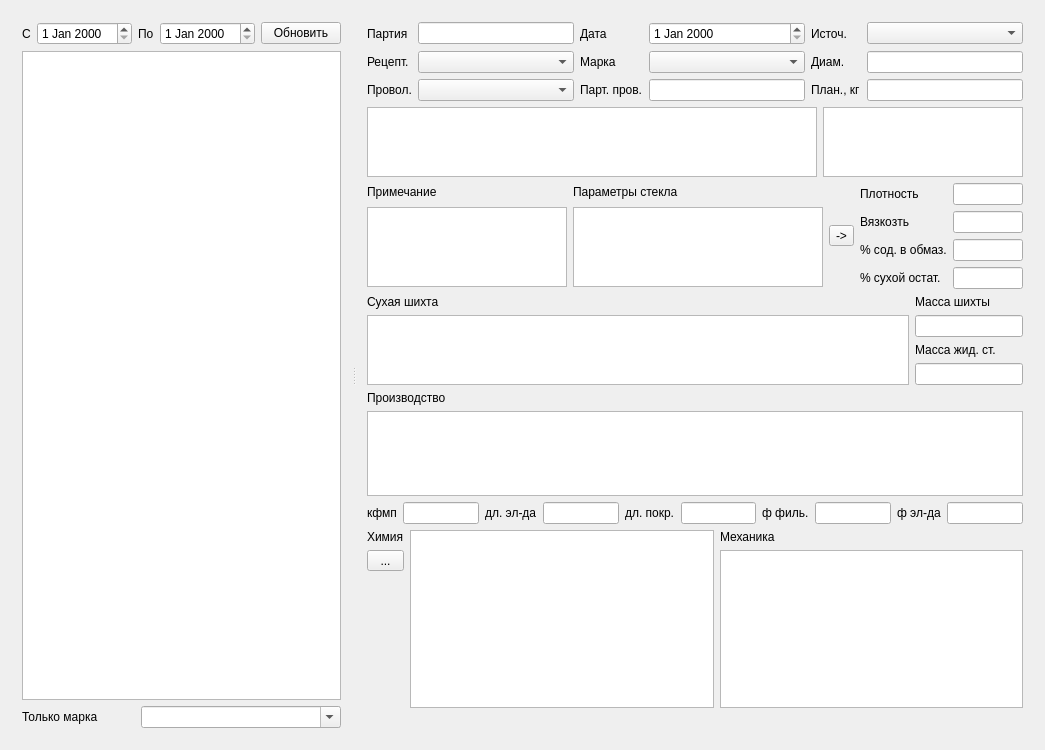
Qt form mainwidget.ui (Sergeyego/el_part) before a commit.
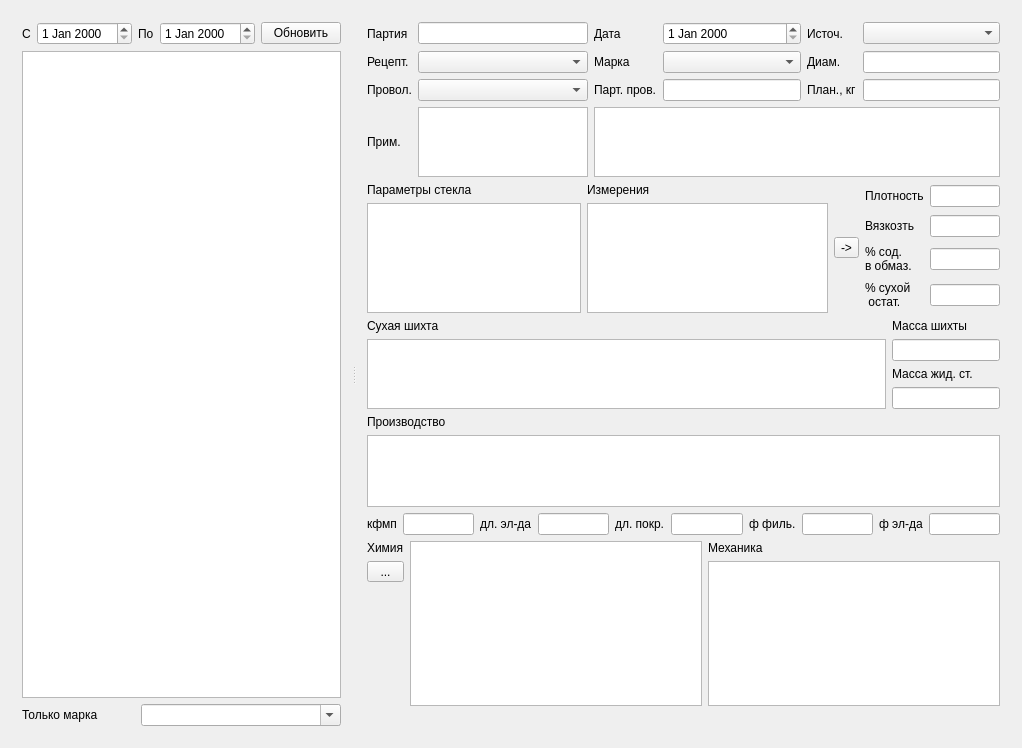
The same form after that commit. Custom widgets are drawn as their Qt base class.

Diff of the .ui file:
```diff
--- a/mainwidget.ui
+++ b/mainwidget.ui
@@ -6,8 +6,8 @@
    <rect>
     <x>0</x>
     <y>0</y>
-    <width>1024</width>
-    <height>750</height>
+    <width>1022</width>
+    <height>748</height>
    </rect>
   </property>
   <property name="windowTitle">
@@ -106,7 +106,14 @@
           </widget>
          </item>
          <item row="0" column="1">
-          <widget class="QLineEdit" name="lineEditPart"/>
+          <widget class="QLineEdit" name="lineEditPart">
+           <property name="maximumSize">
+            <size>
+             <width>170</width>
+             <height>16777215</height>
+            </size>
+           </property>
+          </widget>
          </item>
          <item row="0" column="2" colspan="2">
           <widget class="QLabel" name="label_9">
@@ -125,12 +132,15 @@
            </property>
           </widget>
          </item>
-         <item row="0" column="6">
-          <widget class="QComboBox" name="comboBoxSrc"/>
-         </item>
          <item row="1" column="4">
           <widget class="QComboBox" name="comboBoxMark"/>
          </item>
+         <item row="0" column="6">
+          <widget class="QComboBox" name="comboBoxSrc"/>
+         </item>
+         <item row="1" column="6">
+          <widget class="QLineEdit" name="lineEditDiam"/>
+         </item>
          <item row="1" column="0">
           <widget class="QLabel" name="label_4">
            <property name="text">
@@ -138,16 +148,6 @@
            </property>
           </widget>
          </item>
-         <item row="1" column="6">
-          <widget class="QLineEdit" name="lineEditDiam"/>
-         </item>
-         <item row="1" column="5">
-          <widget class="QLabel" name="label_6">
-           <property name="text">
-            <string>Диам.</string>
-           </property>
-          </widget>
-         </item>
          <item row="1" column="1">
           <widget class="QComboBox" name="comboBoxRcp">
            <property name="minimumSize">
@@ -156,6 +156,29 @@
              <height>0</height>
             </size>
            </property>
+           <property name="maximumSize">
+            <size>
+             <width>170</width>
+             <height>16777215</height>
+            </size>
+           </property>
+          </widget>
+         </item>
+         <item row="1" column="5">
+          <widget class="QLabel" name="label_6">
+           <property name="text">
+            <string>Диам.</string>
+           </property>
+          </widget>
+         </item>
+         <item row="2" column="1">
+          <widget class="QComboBox" name="comboBoxProv">
+           <property name="maximumSize">
+            <size>
+             <width>170</width>
+             <height>16777215</height>
+            </size>
+           </property>
           </widget>
          </item>
          <item row="1" column="2" colspan="2">
@@ -165,8 +188,8 @@
            </property>
           </widget>
          </item>
-         <item row="2" column="1">
-          <widget class="QComboBox" name="comboBoxProv"/>
+         <item row="2" column="6">
+          <widget class="QLineEdit" name="lineEditKvo"/>
          </item>
          <item row="2" column="0">
           <widget class="QLabel" name="label_10">
@@ -182,8 +205,8 @@
            </property>
           </widget>
          </item>
-         <item row="2" column="6">
-          <widget class="QLineEdit" name="lineEditKvo"/>
+         <item row="2" column="4">
+          <widget class="QLineEdit" name="lineEditPartProv"/>
          </item>
          <item row="2" column="2" colspan="2">
           <widget class="QLabel" name="label_28">
@@ -192,21 +215,37 @@
            </property>
           </widget>
          </item>
-         <item row="2" column="4">
-          <widget class="QLineEdit" name="lineEditPartProv"/>
+         <item row="3" column="0">
+          <widget class="QLabel" name="label_12">
+           <property name="sizePolicy">
+            <sizepolicy hsizetype="Preferred" vsizetype="Maximum">
+             <horstretch>0</horstretch>
+             <verstretch>0</verstretch>
+            </sizepolicy>
+           </property>
+           <property name="text">
+            <string>Прим.</string>
+           </property>
+          </widget>
          </item>
-        </layout>
-       </item>
-       <item>
-        <layout class="QHBoxLayout" name="horizontalLayout_6">
-         <item>
+         <item row="3" column="1">
+          <widget class="QPlainTextEdit" name="plainTextEdit">
+           <property name="sizePolicy">
+            <sizepolicy hsizetype="Preferred" vsizetype="Expanding">
+             <horstretch>0</horstretch>
+             <verstretch>0</verstretch>
+            </sizepolicy>
+           </property>
+           <property name="maximumSize">
+            <size>
+             <width>170</width>
+             <height>80</height>
+            </size>
+           </property>
+          </widget>
+         </item>
+         <item row="3" column="2" colspan="5">
           <widget class="DbViewer" name="tableViewGlass">
-           <property name="minimumSize">
-            <size>
-             <width>450</width>
-             <height>0</height>
-            </size>
-           </property>
            <property name="maximumSize">
             <size>
              <width>16777215</width>
@@ -215,20 +254,6 @@
            </property>
           </widget>
          </item>
-         <item>
-          <layout class="QVBoxLayout" name="verticalLayout_4">
-           <item>
-            <widget class="QTableView" name="tableViewGlassCont">
-             <property name="maximumSize">
-              <size>
-               <width>16777215</width>
-               <height>80</height>
-              </size>
-             </property>
-            </widget>
-           </item>
-          </layout>
-         </item>
         </layout>
        </item>
        <item>
@@ -236,45 +261,6 @@
          <item>
           <layout class="QVBoxLayout" name="verticalLayout_3">
            <item>
-            <widget class="QLabel" name="label_12">
-             <property name="sizePolicy">
-              <sizepolicy hsizetype="Preferred" vsizetype="Maximum">
-               <horstretch>0</horstretch>
-               <verstretch>0</verstretch>
-              </sizepolicy>
-             </property>
-             <property name="text">
-              <string>Примечание</string>
-             </property>
-            </widget>
-           </item>
-           <item>
-            <widget class="QPlainTextEdit" name="plainTextEdit">
-             <property name="sizePolicy">
-              <sizepolicy hsizetype="Preferred" vsizetype="Expanding">
-               <horstretch>0</horstretch>
-               <verstretch>0</verstretch>
-              </sizepolicy>
-             </property>
-             <property name="minimumSize">
-              <size>
-               <width>200</width>
-               <height>0</height>
-              </size>
-             </property>
-             <property name="maximumSize">
-              <size>
-               <width>150</width>
-               <height>80</height>
-              </size>
-             </property>
-            </widget>
-           </item>
-          </layout>
-         </item>
-         <item>
-          <layout class="QVBoxLayout" name="verticalLayout_2">
-           <item>
             <widget class="QLabel" name="label_14">
              <property name="sizePolicy">
               <sizepolicy hsizetype="Preferred" vsizetype="Maximum">
@@ -282,13 +268,64 @@
                <verstretch>0</verstretch>
               </sizepolicy>
              </property>
+             <property name="font">
+              <font>
+               <pointsize>9</pointsize>
+              </font>
+             </property>
              <property name="text">
               <string>Параметры стекла</string>
              </property>
             </widget>
            </item>
            <item>
-            <widget class="QTableView" name="tableViewGlassPar">
+            <widget class="DbViewer" name="tableViewGlassCont">
+             <property name="minimumSize">
+              <size>
+               <width>0</width>
+               <height>110</height>
+              </size>
+             </property>
+             <property name="maximumSize">
+              <size>
+               <width>230</width>
+               <height>110</height>
+              </size>
+             </property>
+             <property name="font">
+              <font>
+               <pointsize>9</pointsize>
+              </font>
+             </property>
+             <attribute name="verticalHeaderVisible">
+              <bool>false</bool>
+             </attribute>
+            </widget>
+           </item>
+          </layout>
+         </item>
+         <item>
+          <layout class="QVBoxLayout" name="verticalLayout_2">
+           <item>
+            <widget class="QLabel" name="label_13">
+             <property name="sizePolicy">
+              <sizepolicy hsizetype="Preferred" vsizetype="Maximum">
+               <horstretch>0</horstretch>
+               <verstretch>0</verstretch>
+              </sizepolicy>
+             </property>
+             <property name="font">
+              <font>
+               <pointsize>9</pointsize>
+              </font>
+             </property>
+             <property name="text">
+              <string>Измерения</string>
+             </property>
+            </widget>
+           </item>
+           <item>
+            <widget class="DbViewer" name="tableViewGlassPar">
              <property name="sizePolicy">
               <sizepolicy hsizetype="Preferred" vsizetype="Expanding">
                <horstretch>0</horstretch>
@@ -297,16 +334,24 @@
              </property>
              <property name="minimumSize">
               <size>
-               <width>250</width>
-               <height>0</height>
+               <width>0</width>
+               <height>110</height>
               </size>
              </property>
              <property name="maximumSize">
               <size>
                <width>16777215</width>
-               <height>80</height>
+               <height>110</height>
               </size>
              </property>
+             <property name="font">
+              <font>
+               <pointsize>9</pointsize>
+              </font>
+             </property>
+             <attribute name="verticalHeaderVisible">
+              <bool>false</bool>
+             </attribute>
             </widget>
            </item>
           </layout>
@@ -323,13 +368,14 @@
            <item row="3" column="0">
             <widget class="QLabel" name="label_18">
              <property name="sizePolicy">
-              <sizepolicy hsizetype="Maximum" vsizetype="Preferred">
+              <sizepolicy hsizetype="Maximum" vsizetype="Maximum">
                <horstretch>0</horstretch>
                <verstretch>0</verstretch>
               </sizepolicy>
              </property>
              <property name="text">
-              <string>% сухой остат.</string>
+              <string>% сухой
+ остат.</string>
              </property>
             </widget>
            </item>
@@ -343,7 +389,7 @@
              </property>
              <property name="maximumSize">
               <size>
-               <width>100</width>
+               <width>70</width>
                <height>16777215</height>
               </size>
              </property>
@@ -359,7 +405,7 @@
              </property>
              <property name="maximumSize">
               <size>
-               <width>100</width>
+               <width>7</width>
                <height>16777215</height>
               </size>
              </property>
@@ -368,7 +414,7 @@
            <item row="0" column="0">
             <widget class="QLabel" name="label_15">
              <property name="sizePolicy">
-              <sizepolicy hsizetype="Maximum" vsizetype="Preferred">
+              <sizepolicy hsizetype="Maximum" vsizetype="Maximum">
                <horstretch>0</horstretch>
                <verstretch>0</verstretch>
               </sizepolicy>
@@ -381,7 +427,7 @@
            <item row="1" column="0">
             <widget class="QLabel" name="label_16">
              <property name="sizePolicy">
-              <sizepolicy hsizetype="Maximum" vsizetype="Preferred">
+              <sizepolicy hsizetype="Maximum" vsizetype="Maximum">
                <horstretch>0</horstretch>
                <verstretch>0</verstretch>
               </sizepolicy>
@@ -401,7 +447,7 @@
              </property>
              <property name="maximumSize">
               <size>
-               <width>100</width>
+               <width>70</width>
                <height>16777215</height>
               </size>
              </property>
@@ -410,13 +456,14 @@
            <item row="2" column="0">
             <widget class="QLabel" name="label_17">
              <property name="sizePolicy">
-              <sizepolicy hsizetype="Maximum" vsizetype="Preferred">
+              <sizepolicy hsizetype="Maximum" vsizetype="Maximum">
                <horstretch>0</horstretch>
                <verstretch>0</verstretch>
               </sizepolicy>
              </property>
              <property name="text">
-              <string>% сод. в обмаз.</string>
+              <string>% сод. 
+в обмаз.</string>
              </property>
             </widget>
            </item>
@@ -430,7 +477,7 @@
              </property>
              <property name="maximumSize">
               <size>
-               <width>100</width>
+               <width>70</width>
                <height>16777215</height>
               </size>
              </property>
```
Left out of the diff: 3 changed lines with no effect on the pictures.
